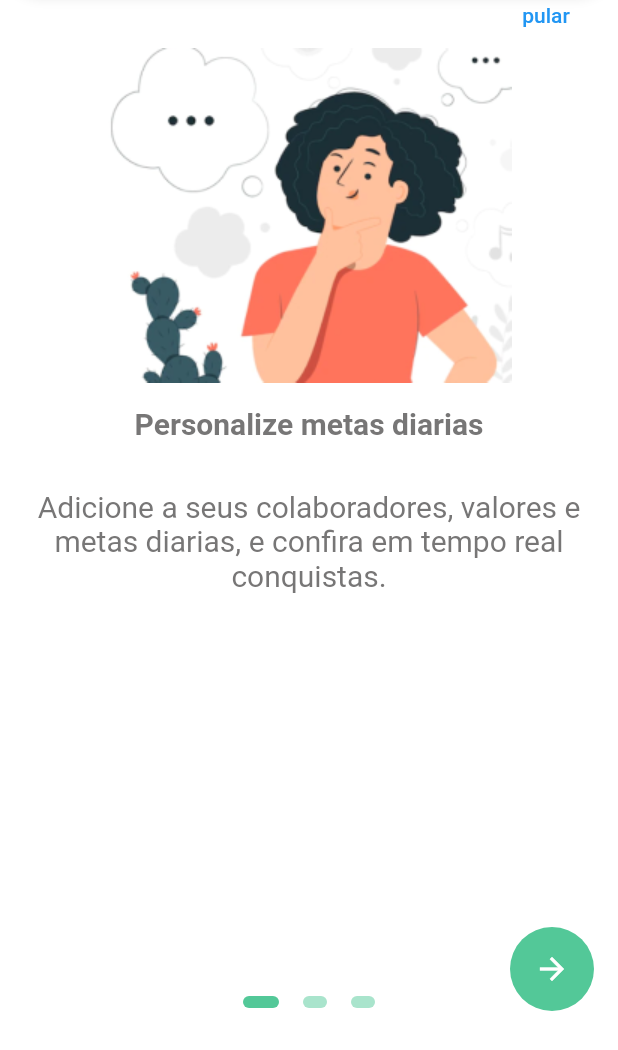
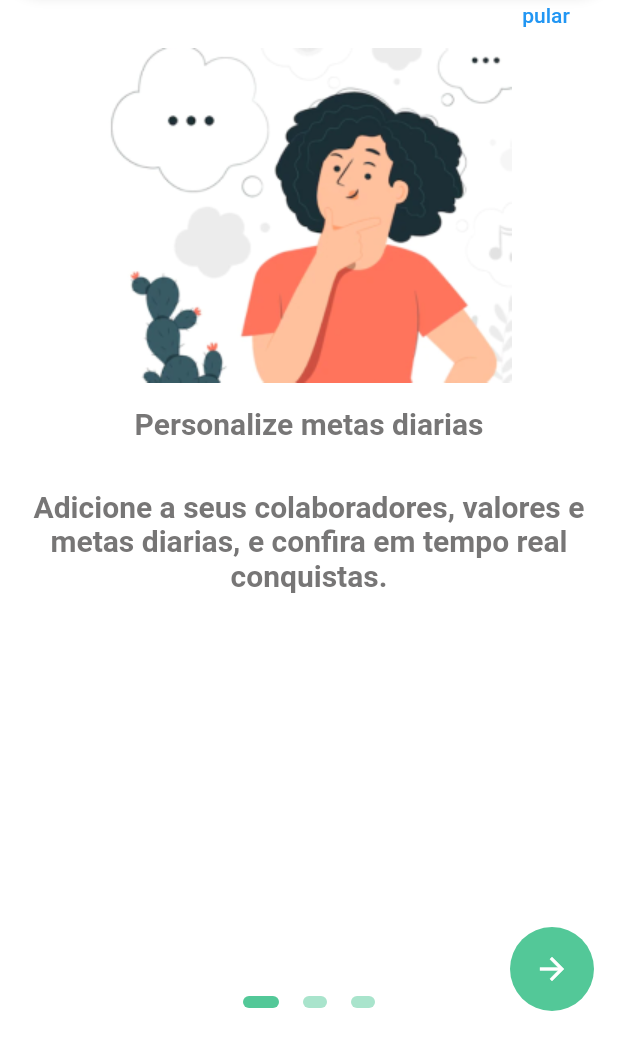
Before and after one commit to EdsonNeto2533/today_sales, a Flutter app: the screen it shows after launch, on a phone screen of 412 x 824 dp, the part 186-1236 px from its top. Run offline on Flutter 3.47's test engine with Material 2 defaults, Android fonts, the phone set to English and light mode, and no system bars; drawn by our look-alikes of flutter_onboarding_slider; our stand-ins replace fl_chart, floor, flutter_bloc, flutter_modular, fpdart, month_picker_dialog and 1 more; accounts and stored records are empty; generated files the repository leaves out were written again.

Commit message:
feat: move some texts to theme

```diff
--- a/commons/lib/utils/theme/app_theme.dart
+++ b/commons/lib/utils/theme/app_theme.dart
@@ -2,14 +2,14 @@ import 'package:flutter/material.dart';
 
 class ManageUTheme {
   static Color primaryColor = const Color.fromRGBO(83, 200, 152, 1);
-  static Color fadingGrey = Color.fromRGBO(67, 65, 65, 0.72);
+  static Color fadingGrey = const Color.fromRGBO(67, 65, 65, 0.72);
 
   static ThemeData get appTheme => ThemeData(
         primaryColor: primaryColor,
         elevatedButtonTheme: ElevatedButtonThemeData(
           style: ElevatedButton.styleFrom(
             backgroundColor: primaryColor,
-            padding: EdgeInsets.all(10),
+            padding: const EdgeInsets.all(10),
             shape: RoundedRectangleBorder(
               borderRadius: BorderRadius.circular(44),
             ),
@@ -20,5 +20,27 @@ class ManageUTheme {
         ),
         floatingActionButtonTheme:
             FloatingActionButtonThemeData(backgroundColor: primaryColor),
+        textTheme: TextTheme(
+          titleLarge: TextStyle(
+            color: primaryColor,
+            fontSize: 26,
+            fontWeight: FontWeight.bold,
+          ),
+          titleMedium: TextStyle(
+            color: primaryColor,
+            fontSize: 20,
+            fontWeight: FontWeight.bold,
+          ),
+          bodyMedium: const TextStyle(
+            color: Colors.black,
+            fontSize: 16,
+            fontWeight: FontWeight.bold,
+          ),
+          bodySmall: const TextStyle(
+            color: Colors.black,
+            fontSize: 14,
+            fontWeight: FontWeight.normal,
+          ),
+        ),
       );
 }
--- a/dashboard/lib/dashboard_feature/presentation/ui/components/collaborator_item_width_new.dart
+++ b/dashboard/lib/dashboard_feature/presentation/ui/components/collaborator_item_width_new.dart
@@ -19,13 +19,11 @@ class CollaboratorItemWidthNew extends StatelessWidget {
     return ListTile(
       title: Text(
         collaborator.name.toUpperCase(),
-        style: const TextStyle(
-          fontWeight: FontWeight.bold,
-        ),
+        style: Theme.of(context).textTheme.bodyMedium,
       ),
       subtitle: Text(
         collaborator.description,
-        style: const TextStyle(color: Colors.black),
+        style: Theme.of(context).textTheme.bodySmall,
       ),
       leading: Image.asset(
         AppImages.icCollaborators,
--- a/dashboard/lib/dashboard_feature/presentation/ui/views/dashboard_screen.dart
+++ b/dashboard/lib/dashboard_feature/presentation/ui/views/dashboard_screen.dart
@@ -54,11 +54,7 @@ class _DashboardScreenState extends State<DashboardScreen> {
                     ),
                     Text(
                       "Colaboradores".toUpperCase(),
-                      style: TextStyle(
-                        color: Theme.of(context).primaryColor,
-                        fontSize: 20,
-                        fontWeight: FontWeight.bold,
-                      ),
+                      style: Theme.of(context).textTheme.titleMedium,
                     ),
                     Container(
                       margin: const EdgeInsets.only(top: 32),
```
Also changed, not shown: dashboard/lib/dashboard_feature/presentation/ui/components/collaborator_details_widget.dart (+2 -6 lines).
